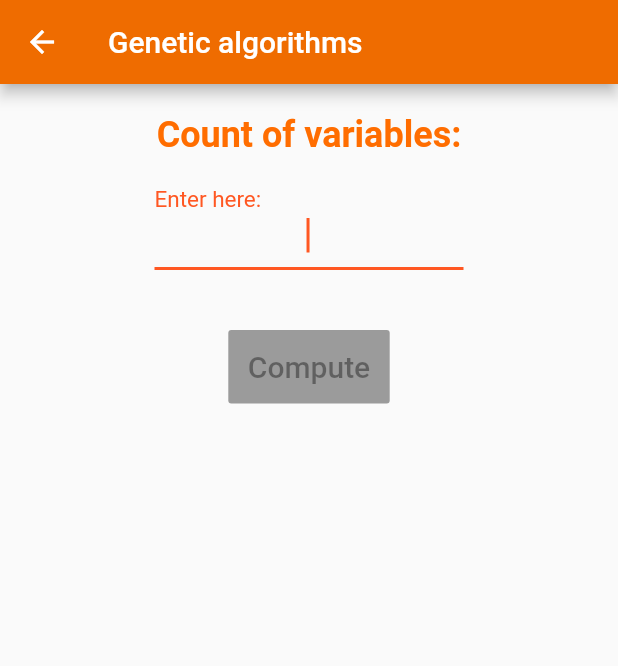
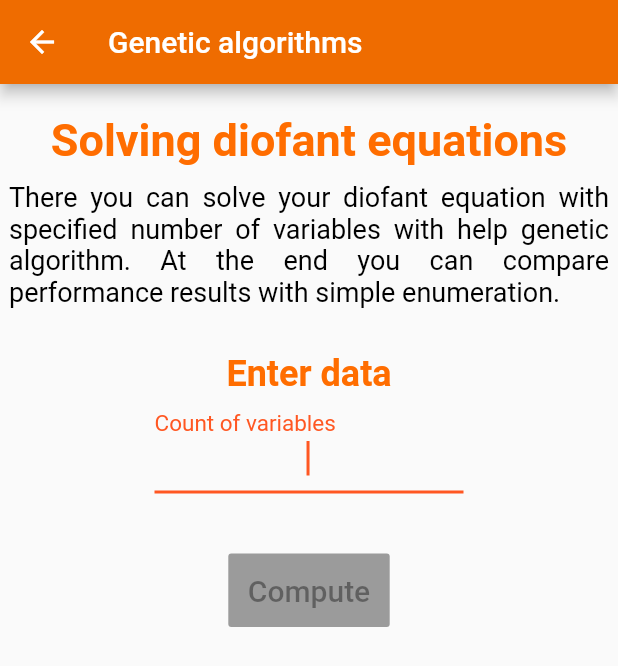
Before and after one commit to v-lad/flutter-factorization-app, a Flutter app: the GenAlgPage screen opened by its route, on a phone screen of 412 x 824 dp. Shown: the top 666 px of the screen. Run offline on Flutter 3.47's test engine with Material 2 defaults, Android fonts, the phone set to English and light mode, and no system bars; our stand-ins replace charts_flutter, google_sign_in; missing offline and left inert: googleapis.

Commit message:
Change structure

```diff
--- a/lib/Factorization/factorization.dart
+++ b/lib/Factorization/factorization.dart
@@ -1,5 +1,8 @@
 import 'package:flutter/material.dart';
 import 'dart:math';
+import 'package:rts_factorization/styles.dart';
+import 'package:rts_factorization/widgets.dart';
+
 
 class FactorizationPage extends StatefulWidget {
   @override
@@ -95,13 +98,12 @@ class _FactorizationPageState extends State<FactorizationPage> {
         Container(
           margin: const EdgeInsets.only(top: 20, bottom: 10),
           child: Text(
-            "Enter the number:",
-            style: TextStyle(
-              fontWeight: FontWeight.bold,
-              fontSize: 30,
-              color: Colors.orangeAccent[700],
-            ),
+            "Factorize a number",
+            style: Styles.titleText
           ),
+        ),
+        PageInfo(
+          text: "lorem ipsum",
         ),
         Center(
           child: Column(
--- a/lib/GenAlg/genetic.dart
+++ b/lib/GenAlg/genetic.dart
@@ -2,6 +2,9 @@ import 'package:flutter/material.dart';
 import 'dart:math';
 import 'package:collection/collection.dart';
 import 'dart:collection';
+
+import 'package:rts_factorization/styles.dart';
+import 'package:rts_factorization/widgets.dart';
 
 Function lsEqual = ListEquality().equals;
 
@@ -120,12 +123,21 @@ class _GenAlgPageState extends State<GenAlgPage> {
         Container(
           margin: const EdgeInsets.only(top: 20, bottom: 10),
           child: Text(
-            "Count of variables:",
-            style: TextStyle(
-              fontWeight: FontWeight.bold,
-              fontSize: 24,
-              color: Colors.orangeAccent[700],
-            ),
+            "Solving diofant equations",
+            style: Styles.titleText
+          ),
+        ),
+        PageInfo(
+          text: "There you can solve your diofant equation "
+                "with specified number of variables with help genetic "
+                "algorithm. At the end you can compare performance "
+                "results with simple enumeration.",
+        ),
+        Container(
+          margin: const EdgeInsets.only(top: 30),
+          child: Text(
+            "Enter data",
+            style: Styles.subtitleText
           ),
         ),
         Container(
@@ -148,7 +160,7 @@ class _GenAlgPageState extends State<GenAlgPage> {
                 }
               },
               decoration: InputDecoration(
-                labelText: 'Enter here:',
+                labelText: 'Count of variables',
                 // hintText: 'Enter here...',
                 alignLabelWithHint: true,
               ),
@@ -501,7 +513,6 @@ class _GenAlgPageState extends State<GenAlgPage> {
     var curChng = 0;
 
     while (!isFit(temp)) {
-      // enumValues[alphabet[iter]] = val;
       temp = enumValues.values.toList();
       temp[iter] = val;
 
@@ -513,9 +524,6 @@ class _GenAlgPageState extends State<GenAlgPage> {
 
       if (iter == parCount) {
         iter = 0;
-        // for (var i = 0; i < parCount; i++) {
-        //   enumValues[alphabet[i]] = val;
-        // }
         enumValues[alphabet[curChng]]++;
         curChng++;
         if (curChng == parCount) {
--- a/lib/main.dart
+++ b/lib/main.dart
@@ -7,6 +7,7 @@ import 'Neural/neural.dart';
 
 void main() => runApp(MyApp());
 
+
 class MyApp extends StatelessWidget {
   @override
   Widget build(BuildContext context) {
@@ -14,7 +15,13 @@ class MyApp extends StatelessWidget {
       title: 'RTS',
       theme: ThemeData(
         primaryColor: Colors.orange[800],
-        primarySwatch: Colors.deepOrange
+        primarySwatch: Colors.deepOrange,
+
+        // textTheme: TextTheme(
+        //   title: TextStyle(fontWeight: FontWeight.bold, fontSize: 30, color: Colors.orangeAccent[700],),
+        //   supportingText: TextStyle(),
+
+        // ),
       ),
       home: HomePage(),
       routes: <String, WidgetBuilder> {
--- /dev/null
+++ b/lib/styles.dart
@@ -0,0 +1,30 @@
+import 'package:flutter/material.dart';
+
+
+@immutable
+class Styles {
+  static final supportingText = TextStyle(
+
+  );
+
+  static final inputDecoration = TextStyle(
+
+  );
+
+  static final titleText = TextStyle(
+    fontSize: 30,
+    color: Colors.orangeAccent[700],
+    fontWeight: FontWeight.bold,
+  );
+
+  static final subtitleText = TextStyle(
+    fontSize: 24,
+    color: Colors.orangeAccent[700],
+    fontWeight: FontWeight.bold,
+  );
+
+  static final infoText = TextStyle(
+    fontSize: 18,
+    color: Colors.black,
+  );
+}
--- /dev/null
+++ b/lib/widgets.dart
@@ -0,0 +1,28 @@
+import 'package:flutter/material.dart';
+import 'package:rts_factorization/styles.dart';
+
+
+class PageInfo extends StatelessWidget {
+
+  PageInfo({@required this.text});
+
+  final String text;
+
+  @override
+  Widget build(BuildContext context) {
+    return Padding(
+      padding: const EdgeInsets.only(left: 6.0, right: 6.0),
+      child: Row(
+        children: <Widget>[
+          Flexible(
+            child: Text(
+              "${'\t'*4}" + this.text,
+              style: Styles.infoText,
+              textAlign: TextAlign.justify,
+            ),
+          ),
+        ],
+      ),
+    );
+  }
+}
```
